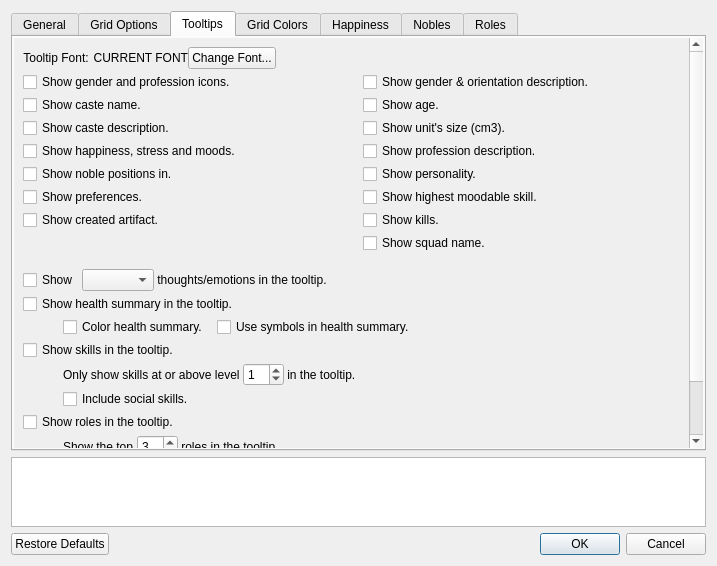
First picture: the form in src/optionsmenu.ui, repository Dwarf-Therapist/Dwarf-Therapist, before the edit.
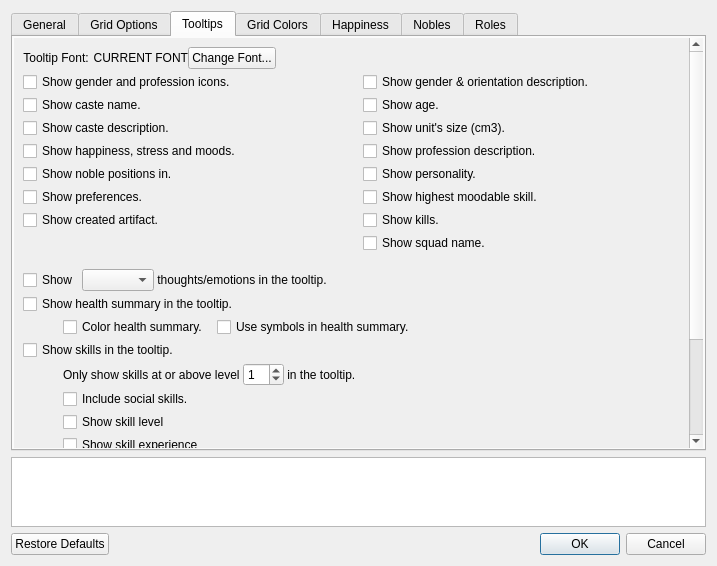
Second picture: the form after the edit. The open tabs and pages were chosen to show the change. Icons and pictures are not drawn.

Commit message: Allow customize skills ui in tooltip

```diff
--- a/src/optionsmenu.ui
+++ b/src/optionsmenu.ui
@@ -1699,7 +1699,7 @@
                </item>
               </layout>
              </item>
-             <item row="7" column="0">
+             <item row="10" column="0">
               <layout class="QHBoxLayout" name="horizontalLayout_10">
                <item>
                 <spacer name="horizontalSpacer_7">
@@ -1781,7 +1781,7 @@
                </item>
               </layout>
              </item>
-             <item row="6" column="0">
+             <item row="9" column="0">
               <widget class="QCheckBox" name="chk_show_roles">
                <property name="statusTip">
                 <string extracomment="When checked shows a list of roles and their respective ratings.">When checked shows a list of roles and their respective ratings.</string>
@@ -1804,7 +1804,7 @@
                </property>
               </widget>
              </item>
-             <item row="8" column="0">
+             <item row="11" column="0">
               <widget class="QCheckBox" name="chk_show_buffs">
                <property name="toolTip">
                 <string>When checked, shows the names of beneficial and negative syndromes in the tooltip.</string>
@@ -1840,7 +1840,7 @@
                </property>
               </widget>
              </item>
-             <item row="9" column="0">
+             <item row="12" column="0">
               <layout class="QHBoxLayout" name="horizontalLayout_21">
                <item>
                 <spacer name="horizontalSpacer_8">
@@ -1946,6 +1946,105 @@
                </item>
               </layout>
              </item>
+             <item row="6" column="0">
+              <layout class="QHBoxLayout" name="horizontalLayout_13">
+               <item>
+                <spacer name="horizontalSpacer_17">
+                 <property name="orientation">
+                  <enum>Qt::Horizontal</enum>
+                 </property>
+                 <property name="sizeType">
+                  <enum>QSizePolicy::Fixed</enum>
+                 </property>
+                 <property name="sizeHint" stdset="0">
+                  <size>
+                   <width>40</width>
+                   <height>20</height>
+                  </size>
+                 </property>
+                </spacer>
+               </item>
+               <item>
+                <widget class="QCheckBox" name="chk_show_skills_level">
+                 <property name="statusTip">
+                  <string>When checked, shows skill level in the tooltip.</string>
+                 </property>
+                 <property name="whatsThis">
+                  <string>When checked, shows skill level in the tooltip.</string>
+                 </property>
+                 <property name="text">
+                  <string>Show skill level</string>
+                 </property>
+                </widget>
+               </item>
+              </layout>
+             </item>
+             <item row="7" column="0">
+              <layout class="QHBoxLayout" name="horizontalLayout_14">
+               <item>
+                <spacer name="horizontalSpacer_18">
+                 <property name="orientation">
+                  <enum>Qt::Horizontal</enum>
+                 </property>
+                 <property name="sizeType">
+                  <enum>QSizePolicy::Fixed</enum>
+                 </property>
+                 <property name="sizeHint" stdset="0">
+                  <size>
+                   <width>40</width>
+                   <height>20</height>
+                  </size>
+                 </property>
+                </spacer>
+               </item>
+               <item>
+                <widget class="QCheckBox" name="chk_show_skills_exp_summary">
+                 <property name="statusTip">
+                  <string>When checked, shows skill experience value in the tooltip.</string>
+                 </property>
+                 <property name="whatsThis">
+                  <string>When checked, shows skill experience value in the tooltip.</string>
+                 </property>
+                 <property name="text">
+                  <string>Show skill experience</string>
+                 </property>
+                </widget>
+               </item>
+              </layout>
+             </item>
+             <item row="8" column="0">
+              <layout class="QHBoxLayout" name="horizontalLayout_15">
+               <item>
+                <spacer name="horizontalSpacer_19">
+                 <property name="orientation">
+                  <enum>Qt::Horizontal</enum>
+                 </property>
+                 <property name="sizeType">
+                  <enum>QSizePolicy::Fixed</enum>
+                 </property>
+                 <property name="sizeHint" stdset="0">
+                  <size>
+                   <width>40</width>
+                   <height>20</height>
+                  </size>
+                 </property>
+                </spacer>
+               </item>
+               <item>
+                <widget class="QCheckBox" name="chk_show_skills_use_color">
+                 <property name="statusTip">
+                  <string>When checked, highlights rusted skills in the tooltip.</string>
+                 </property>
+                 <property name="whatsThis">
+                  <string>When checked, highlights rusted skills in the tooltip.</string>
+                 </property>
+                 <property name="text">
+                  <string>Use color highlighting for skills</string>
+                 </property>
+                </widget>
+               </item>
+              </layout>
+             </item>
             </layout>
            </item>
           </layout>
```
The commit also changes 2 other files.
